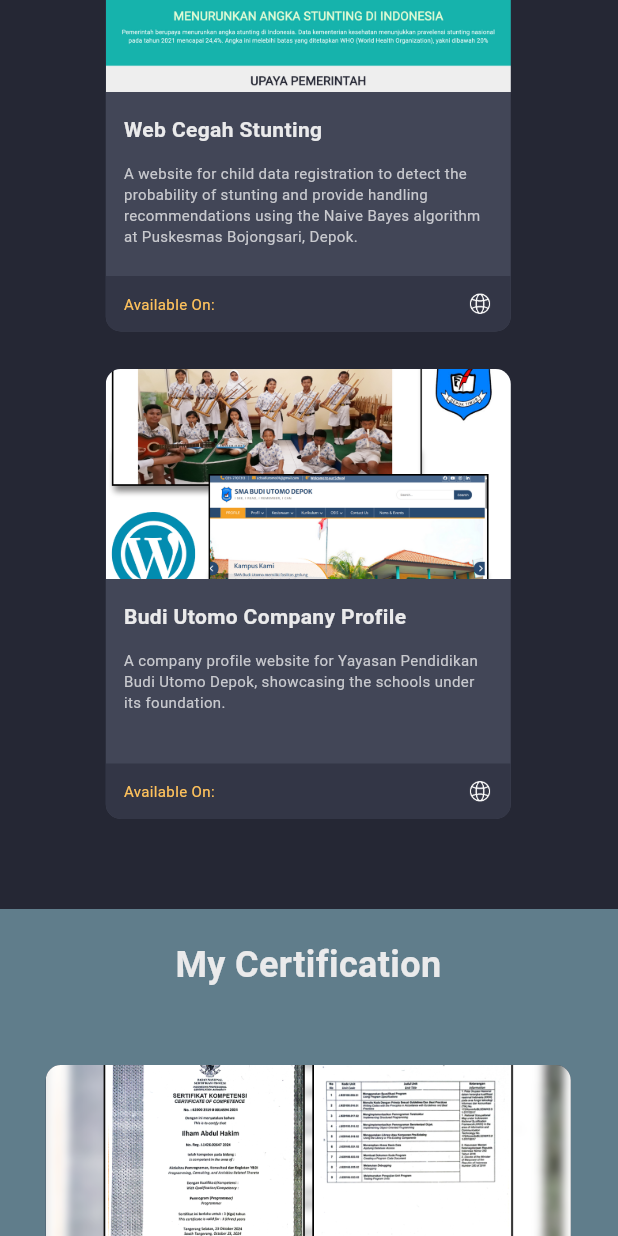
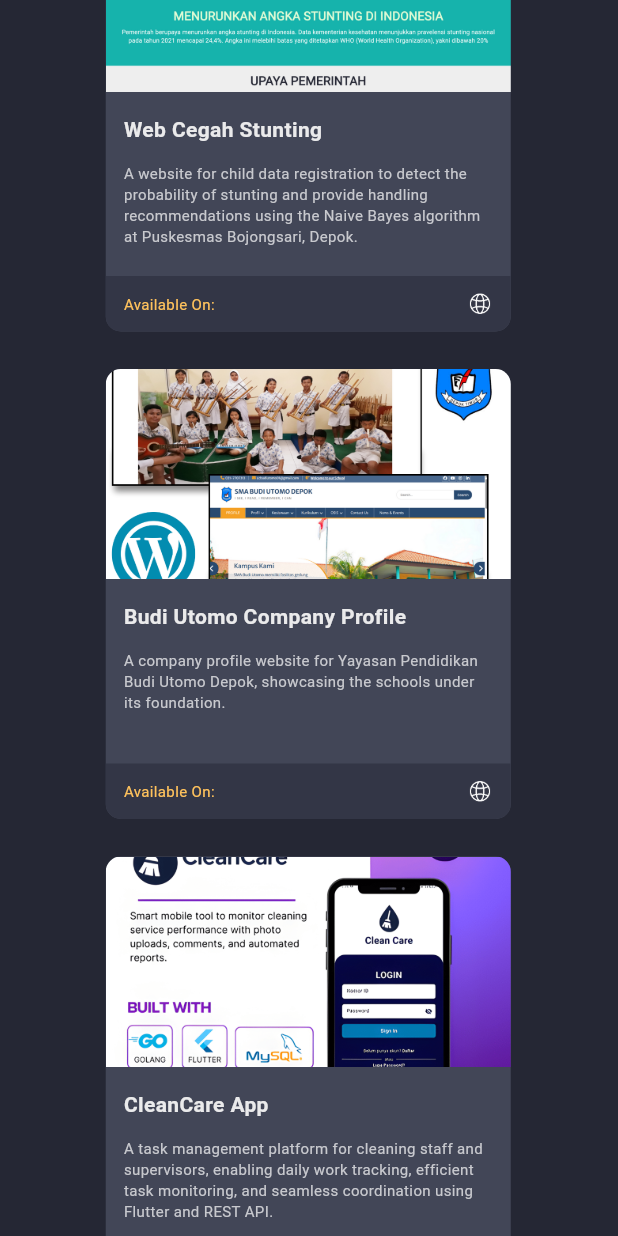
Before and after one commit to IlhamAbdul07/portfolio, a Flutter app: the screen it shows after launch, scrolled down 1728 dp, on a phone screen of 412 x 824 dp. Run offline on Flutter 3.47's test engine with Material 3 defaults, Android fonts, the phone set to English and light mode, and no system bars; missing offline and left inert: dart:js.

Commit message:
porto revision november

```diff
--- a/lib/utils/project_utils.dart
+++ b/lib/utils/project_utils.dart
@@ -39,4 +39,18 @@ List<ProjectUtils> myProjectUtils = [
         "A company profile website for Yayasan Pendidikan Budi Utomo Depok, showcasing the schools under its foundation.",
     link1: "https://ypbudiutomodepok.sch.id/",
   ),
+  ProjectUtils(
+    image: "assets/projects/4.png",
+    title: "CleanCare App",
+    subtitle:
+        "A task management platform for cleaning staff and supervisors, enabling daily work tracking, efficient task monitoring, and seamless coordination using Flutter and REST API.",
+    link1: "https://github.com/IlhamAbdul07/Flutter-CleanCare",
+  ),
+  ProjectUtils(
+    image: "assets/projects/5.png",
+    title: "Building Management Binus",
+    subtitle:
+        "A web-based event submission system that helps building management prepare facilities and prioritize tasks using the AHP method, built with Flutter and REST API.",
+    link1: "https://bmbinus.my.id/",
+  ),
 ];
```
Also changed, not shown: assets/projects/4.png (added), assets/projects/5.png (added).
